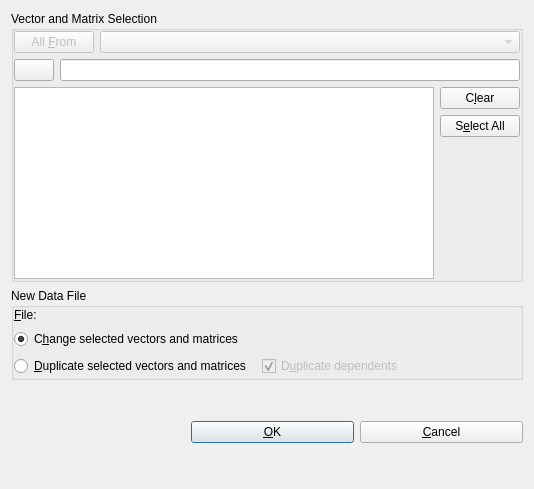
The window that src/libkstapp/changefiledialog.ui (Kst-plot/kst) describes before a commit, drawn with Qt 5.
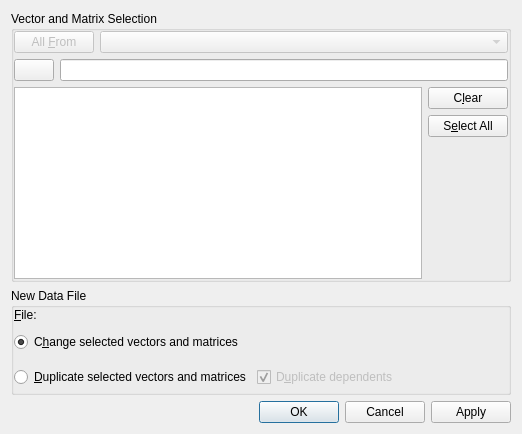
The same window after the commit. Custom widgets are drawn as their Qt base class.

Commit message: Update ChangeFileDialog to use DialogButtonBox for Ok/Apply/Cancel, add logic to OK/Apply buttons and fix crash.

Diff of the .ui file:
```diff
--- a/src/libkstapp/changefiledialog.ui
+++ b/src/libkstapp/changefiledialog.ui
@@ -5,8 +5,8 @@
    <rect>
     <x>0</x>
     <y>0</y>
-    <width>534</width>
-    <height>489</height>
+    <width>522</width>
+    <height>434</height>
    </rect>
   </property>
   <property name="windowTitle" >
@@ -353,59 +353,14 @@
     </widget>
    </item>
    <item>
-    <layout class="QHBoxLayout" >
-     <property name="leftMargin" >
-      <number>0</number>
+    <widget class="QDialogButtonBox" name="_buttonBox" >
+     <property name="orientation" >
+      <enum>Qt::Horizontal</enum>
      </property>
-     <property name="topMargin" >
-      <number>0</number>
+     <property name="standardButtons" >
+      <set>QDialogButtonBox::Apply|QDialogButtonBox::Cancel|QDialogButtonBox::NoButton|QDialogButtonBox::Ok</set>
      </property>
-     <property name="rightMargin" >
-      <number>0</number>
-     </property>
-     <property name="bottomMargin" >
-      <number>0</number>
-     </property>
-     <item>
-      <spacer>
-       <property name="orientation" >
-        <enum>Qt::Vertical</enum>
-       </property>
-       <property name="sizeType" >
-        <enum>QSizePolicy::Expanding</enum>
-       </property>
-       <property name="sizeHint" >
-        <size>
-         <width>180</width>
-         <height>20</height>
-        </size>
-       </property>
-      </spacer>
-     </item>
-     <item>
-      <widget class="QPushButton" name="_changeFileOK" >
-       <property name="whatsThis" >
-        <string>Apply new source file to selected vectors.</string>
-       </property>
-       <property name="text" >
-        <string>&amp;OK</string>
-       </property>
-       <property name="default" >
-        <bool>true</bool>
-       </property>
-      </widget>
-     </item>
-     <item>
-      <widget class="QPushButton" name="_changeFileCancel" >
-       <property name="whatsThis" >
-        <string>Close dialog without applying further changes.</string>
-       </property>
-       <property name="text" >
-        <string>&amp;Cancel</string>
-       </property>
-      </widget>
-     </item>
-    </layout>
+    </widget>
    </item>
   </layout>
  </widget>
```
Left out of the diff: 1 changed line with no effect on the pictures. The commit also changes 2 other files.
